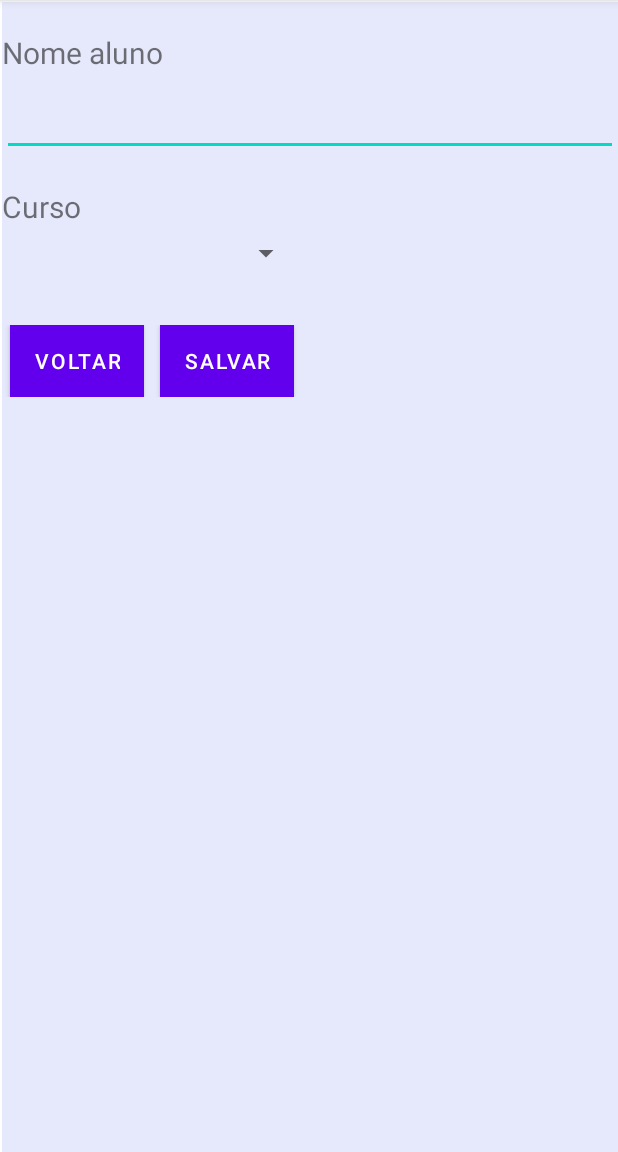
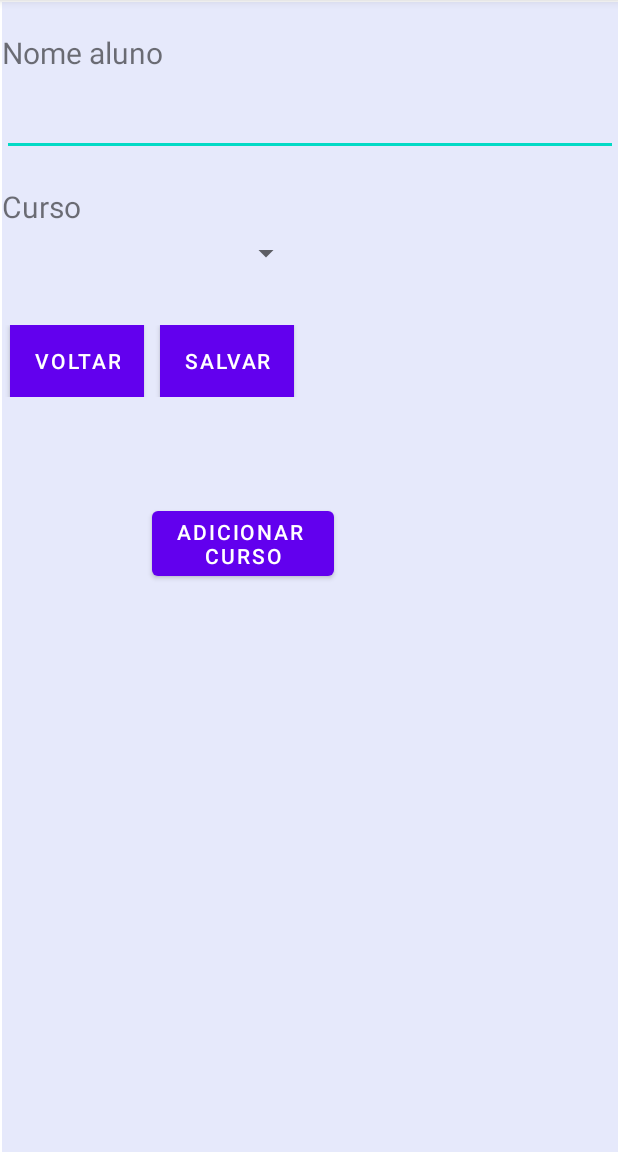
Before and after one commit to resendeisabela/ControleCursosApp, an Android app: the AlunoView screen opened directly, with no data from a screen before it, on a phone screen of 412 x 824 dp, the part 84-1236 px from its top. Run offline under Robolectric (Android 15) with nearby library versions, the phone set to English and light mode, and no system bars; our stand-ins replace Room's generated code.

Commit message:
add button to create new Curso in AlunoView

```diff
--- a/app/src/main/AndroidManifest.xml
+++ b/app/src/main/AndroidManifest.xml
@@ -20,7 +20,7 @@
         </activity>
         <activity
             android:name=".views.CursoView"
-            android:exported="false">
+            android:exported="true">
             <meta-data
                 android:name="android.app.lib_name"
                 android:value="" />
--- a/app/src/main/java/com/example/controlecursosapp/views/AlunoView.java
+++ b/app/src/main/java/com/example/controlecursosapp/views/AlunoView.java
@@ -2,6 +2,7 @@ package com.example.controlecursosapp.views;
 
 import android.app.AlertDialog;
 import android.content.DialogInterface;
+import android.content.Intent;
 import android.os.Bundle;
 import android.view.View;
 import android.widget.ArrayAdapter;
@@ -48,6 +49,7 @@ public class AlunoView extends AppCompatActivity {
         } else {
             binding.btnExcluirNomeAluno.setVisibility(View.GONE);
         }
+        binding.btnAddCurso.setVisibility(View.VISIBLE);
         preencheCursos();
     }
 
@@ -71,6 +73,13 @@ public class AlunoView extends AppCompatActivity {
     public void salvarAluno(View view) {
         String nomeAluno = binding.edtNomeAluno.getText().toString();
         String novoCurso = "";
+
+        binding.btnAddCurso.setOnClickListener(new View.OnClickListener() {
+            @Override
+            public void onClick(View v) {
+                startActivity(new Intent(AlunoView.this, CursoView.class));
+            }
+        });
 
         if(spnCursos.getSelectedItem() != null){
             novoCurso = spnCursos.getSelectedItem().toString();
--- a/app/src/main/java/com/example/controlecursosapp/views/CursoView.java
+++ b/app/src/main/java/com/example/controlecursosapp/views/CursoView.java
@@ -4,15 +4,13 @@ import android.content.DialogInterface;
 import android.database.sqlite.SQLiteConstraintException;
 import android.os.Bundle;
 import android.view.View;
-import android.widget.EditText;
 import android.widget.Toast;
 
 import androidx.appcompat.app.AlertDialog;
 import androidx.appcompat.app.AppCompatActivity;
 
-import com.example.controlecursosapp.R;
+import com.example.controlecursosapp.database.CursosOnline;
 import com.example.controlecursosapp.databinding.ActivityCursoViewBinding;
-import com.example.controlecursosapp.database.CursosOnline;
 import com.example.controlecursosapp.entities.Curso;
 
 public class CursoView extends AppCompatActivity {
--- a/app/src/main/res/layout/activity_aluno_view.xml
+++ b/app/src/main/res/layout/activity_aluno_view.xml
@@ -93,6 +93,15 @@
                 android:onClick="salvarAluno"
                 android:text="Salvar" />
         </LinearLayout>
+
+        <Button
+            android:id="@+id/btnAddCurso"
+            android:layout_width="wrap_content"
+            android:layout_height="wrap_content"
+            android:layout_marginLeft="100dp"
+            android:layout_marginTop="70dp"
+            android:text="Adicionar \ncurso"
+            android:onClick="salvarCurso"/>
     </LinearLayout>
 
 </androidx.constraintlayout.widget.ConstraintLayout>
```
